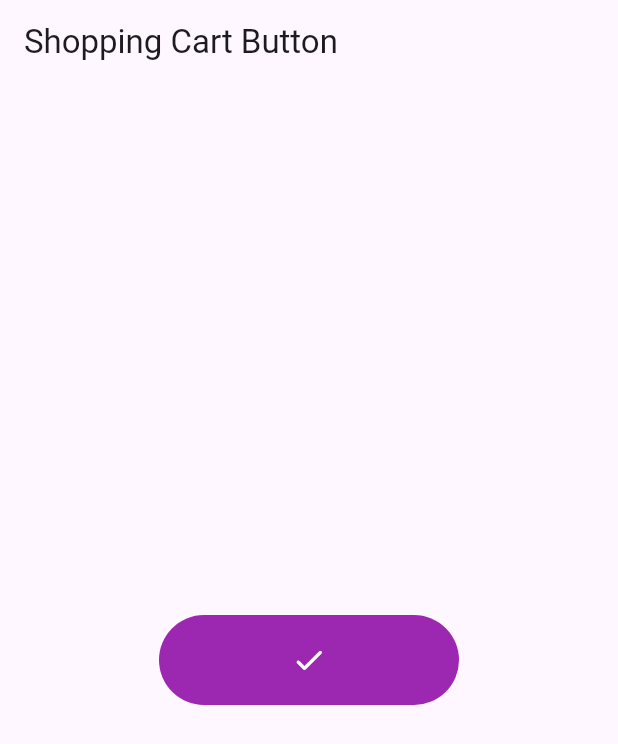
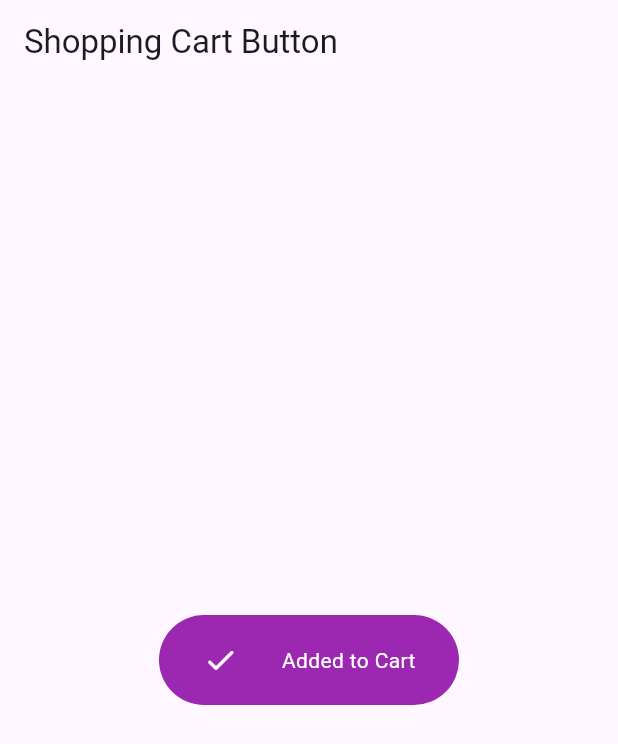
Before and after one commit to emekss/Animation_starter_code, a Flutter app: the screen it shows after launch, after a tap on the "shopping cart" icon, on a phone screen of 412 x 824 dp. Shown: the top 744 px of the screen. Run offline on Flutter 3.47's test engine with Material 3 defaults, Android fonts, the light colour scheme and no system bars.

Commit message:
shopping cart button updated

```diff
--- a/lib/implicit_animation/animated_shopping_cart_button.dart
+++ b/lib/implicit_animation/animated_shopping_cart_button.dart
@@ -34,9 +34,19 @@ class _AnimatedShoppingCartState extends State<AnimatedShoppingCart> {
                   color: isExpanded ? Colors.purple : Colors.blue,
                   borderRadius: BorderRadius.circular(isExpanded ? 30 : 10),
                 ),
-                child: Icon(
-                  isExpanded ? Icons.check_rounded : Icons.shopping_cart,
-                  color: Colors.white,
+                child: Row(
+                  mainAxisAlignment: MainAxisAlignment.spaceEvenly,
+                  children: [
+                    Icon(
+                      isExpanded ? Icons.check_rounded : Icons.shopping_cart,
+                      color: Colors.white,
+                    ),
+                    if (isExpanded)
+                      const Text(
+                        'Added to Cart',
+                        style: TextStyle(color: Colors.white),
+                      )
+                  ],
                 ),
               ),
             )
```
Also changed, not shown: lib/implicit_animation/animated_tween_animation_builder.dart (+16 -0 lines), 31 other files.
